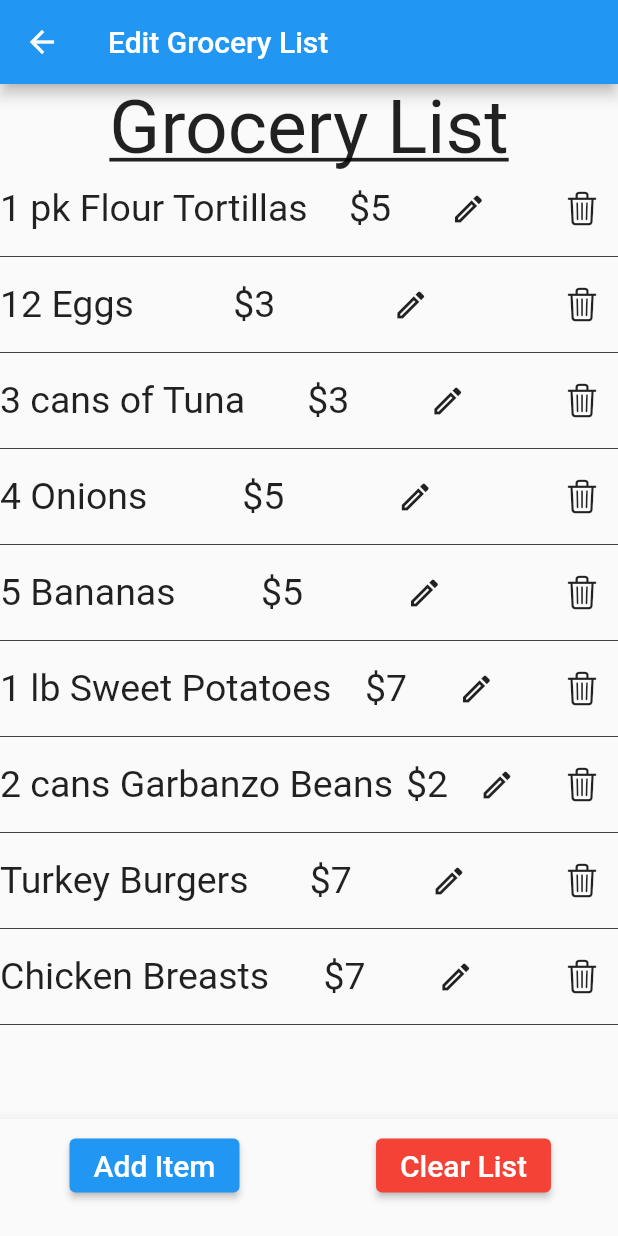
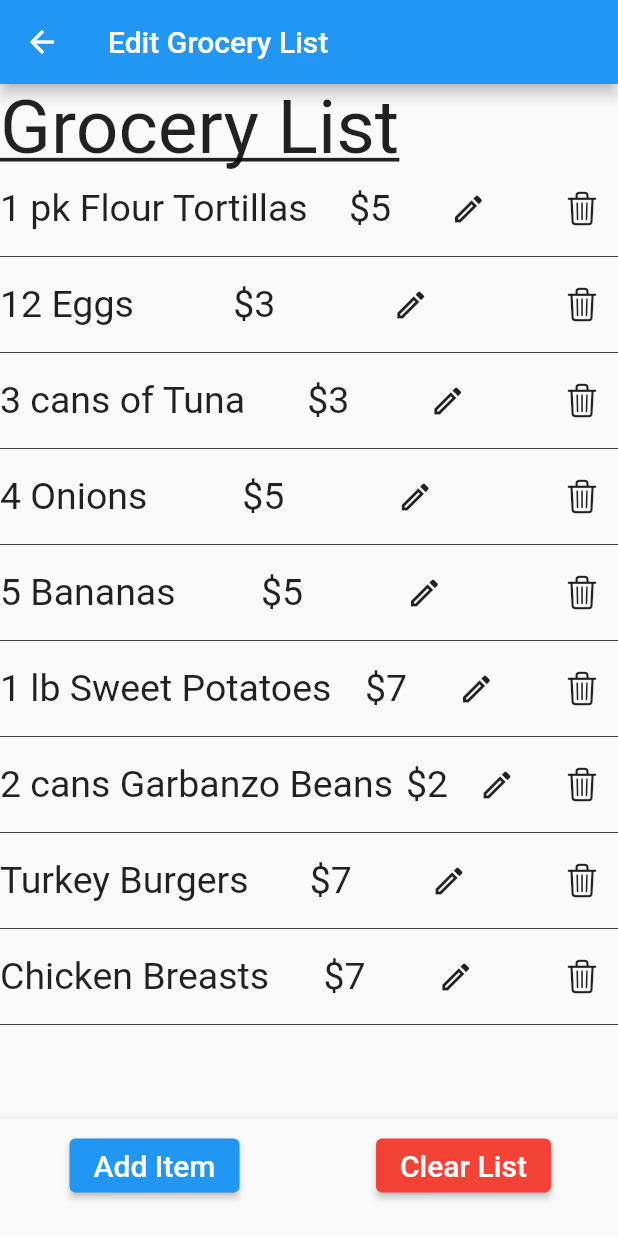
Before and after one commit to lmora21/nutrition_buddy, a Flutter app: the screen it shows after launch, item 2 of the bottom bar chosen, after a tap on "Edit", on a phone screen of 412 x 824 dp. Run offline on Flutter 3.47's test engine with Material 2 defaults, Android fonts, the phone set to English and light mode, and no system bars; our stand-ins replace percent_indicator, pie_chart, syncfusion_flutter_calendar.

Commit message:
fixed pixel overflow issues on diet screens

```diff
--- a/lib/dietEditScreen.dart
+++ b/lib/dietEditScreen.dart
@@ -1,46 +1,46 @@
 import 'package:flutter/cupertino.dart';
 import 'package:flutter/material.dart';
 import 'GroceryList.dart';
-import 'dietInfoScreen.dart';
 
 class DietEditScreen extends StatelessWidget {
   //  Using int index for according Grocery item in GroceryList
-  DietEditScreen({Key? key}) : super(key: key);
+  const DietEditScreen({Key? key}) : super(key: key);
 
   @override
   Widget build(BuildContext context) {
     return Scaffold(
       appBar: AppBar(
-        title: Text("Edit Grocery List"),
+        title: const Text("Edit Grocery List"),
       ),
     body: Column(
       // mainAxisAlignment: MainAxisAlignment.spaceBetween,
       children: <Widget>[
-        // TODO: Fill in screen
         Row(
-          mainAxisAlignment: MainAxisAlignment.spaceEvenly,
-          children: [
+          mainAxisAlignment: MainAxisAlignment.spaceBetween,
+          children: const [
             Text("Grocery List", style: TextStyle(decoration: TextDecoration.underline, fontSize: 50)),
           ],
         ),
-        for (var i = 0; i < GroceryList.prices.length; i++) ...[
+        Expanded(
+          child: ListView(
+            children: [for (var i = 0; i < GroceryList.prices.length; i++) ...[
           Row(
             mainAxisAlignment: MainAxisAlignment.spaceBetween,
 
             children: [
-              Text(GroceryList.food[i], style: TextStyle(fontSize: 25),),
-              Text("\$" "${GroceryList.prices[i]}", style: TextStyle(fontSize: 25),),
-              IconButton(onPressed: () {}, icon: Icon(Icons.create_outlined)),
-              IconButton(onPressed: () {}, icon: Icon(CupertinoIcons.trash)),
+              Text(GroceryList.food[i], style: const TextStyle(fontSize: 25),),
+              Text("\$" "${GroceryList.prices[i]}", style: const TextStyle(fontSize: 25),),
+              IconButton(onPressed: () {}, icon: const Icon(Icons.create_outlined)),
+              IconButton(onPressed: () {}, icon: const Icon(CupertinoIcons.trash)),
             ],),
-          Divider(color: Colors.black, thickness: 0.5),
-        ]
+          const Divider(color: Colors.black, thickness: 0.5),
+        ]]))
       ],
     ),
     bottomNavigationBar: BottomNavigationBar(items: [
-        BottomNavigationBarItem(icon: ElevatedButton(onPressed: () {  }, child: Text("Add Item", style: TextStyle(fontSize: 20),),), label: ""),
-      BottomNavigationBarItem(icon: ElevatedButton(onPressed: () {  }, child: Text("Clear List", style: TextStyle(fontSize: 20),), style: ElevatedButton.styleFrom(
-        primary: Colors.red,)), label: "")
+        BottomNavigationBarItem(icon: ElevatedButton(onPressed: () {  }, child: const Text("Add Item", style: TextStyle(fontSize: 20),),), label: ""),
+      BottomNavigationBarItem(icon: ElevatedButton(onPressed: () {  }, style: ElevatedButton.styleFrom(
+        backgroundColor: Colors.red,), child: const Text("Clear List", style: TextStyle(fontSize: 20),)), label: "")
     ],),
     );
   }
--- a/lib/dietScreen.dart
+++ b/lib/dietScreen.dart
@@ -3,7 +3,6 @@ import 'package:flutter/cupertino.dart';
 import 'package:flutter/material.dart';
 import 'GroceryList.dart';
 import 'dietInfoScreen.dart';
-import 'dietEditScreen.dart';
 
 class DietScreen extends StatelessWidget {
   const DietScreen({super.key});
@@ -17,30 +16,32 @@ class DietScreen extends StatelessWidget {
         Row(
           mainAxisAlignment: MainAxisAlignment.spaceEvenly,
           children: [
-            Text("Grocery List", style: TextStyle(decoration: TextDecoration.underline, fontSize: 50)),
+            const Text("Grocery List", style: TextStyle(decoration: TextDecoration.underline, fontSize: 50)),
             ElevatedButton(onPressed: () {
-              Navigator.push(context, MaterialPageRoute(builder: (context) => DietEditScreen()));
-            }, child: Text("Edit")),
+              Navigator.push(context, MaterialPageRoute(builder: (context) => const DietEditScreen()));
+            }, child: const Text("Edit")),
           ],
         ),
-        for (var i = 0; i < GroceryList.prices.length; i++) ...[
+        Expanded(
+          child: ListView(
+              children: [for (var i = 0; i < GroceryList.prices.length; i++) ...[
           Row(
-            mainAxisAlignment: MainAxisAlignment.spaceEvenly,
+            mainAxisAlignment: MainAxisAlignment.spaceBetween,
             children: [
               Hero(tag: GroceryList.food[i], child:
               IconButton(
-                icon: Icon(CupertinoIcons.info_circle, size: 20), onPressed: () {
+                icon: const Icon(CupertinoIcons.info_circle, size: 45), onPressed: () {
                 Navigator.push(context, MaterialPageRoute(builder: (context){
                   return DietInfoScreen(i);
                 }));
               },
 
               )),
-              Text(GroceryList.food[i], style: TextStyle(fontSize: 25),),
-              Text("\$" "${GroceryList.prices[i]}", style: TextStyle(fontSize: 25),)
+              Text(GroceryList.food[i], style: const TextStyle(fontSize: 25),),
+              Text("\$" "${GroceryList.prices[i]}", style: const TextStyle(fontSize: 25),)
             ],),
-          Divider(color: Colors.black, thickness: 0.5),
-        ]
+          const Divider(color: Colors.black, thickness: 0.5),
+            ]]))
       ],
     );
   }
```
